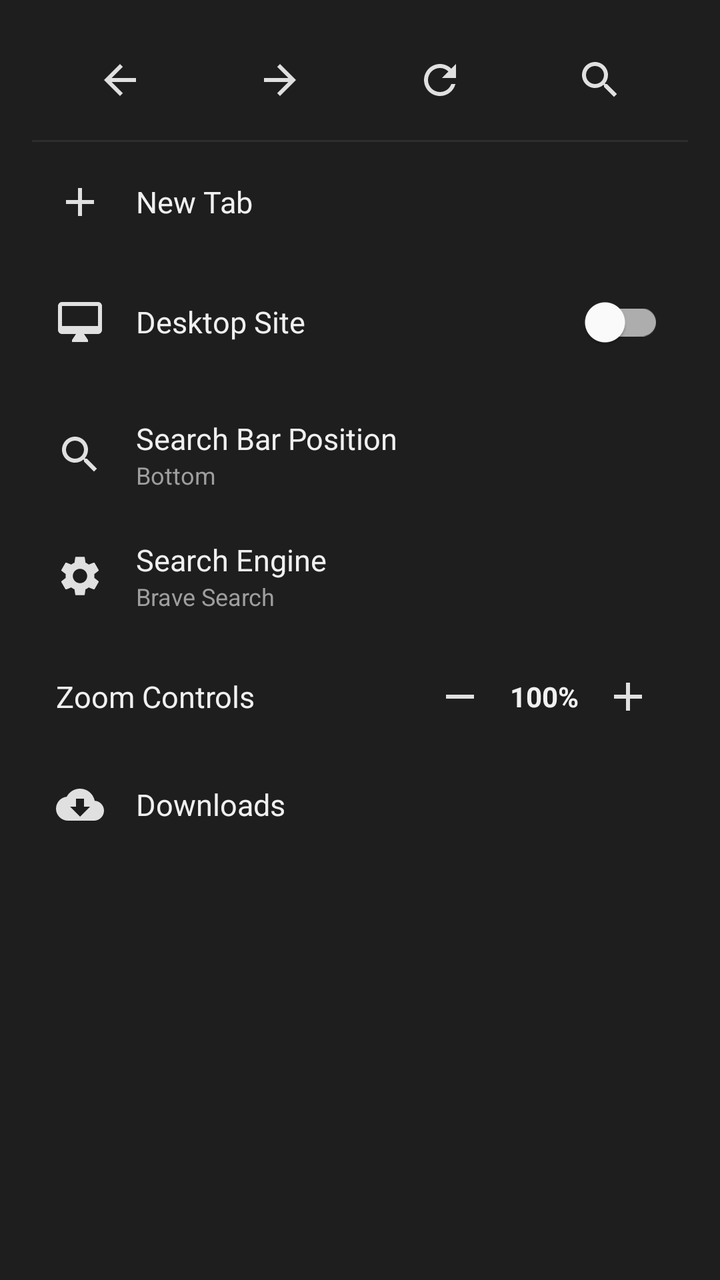
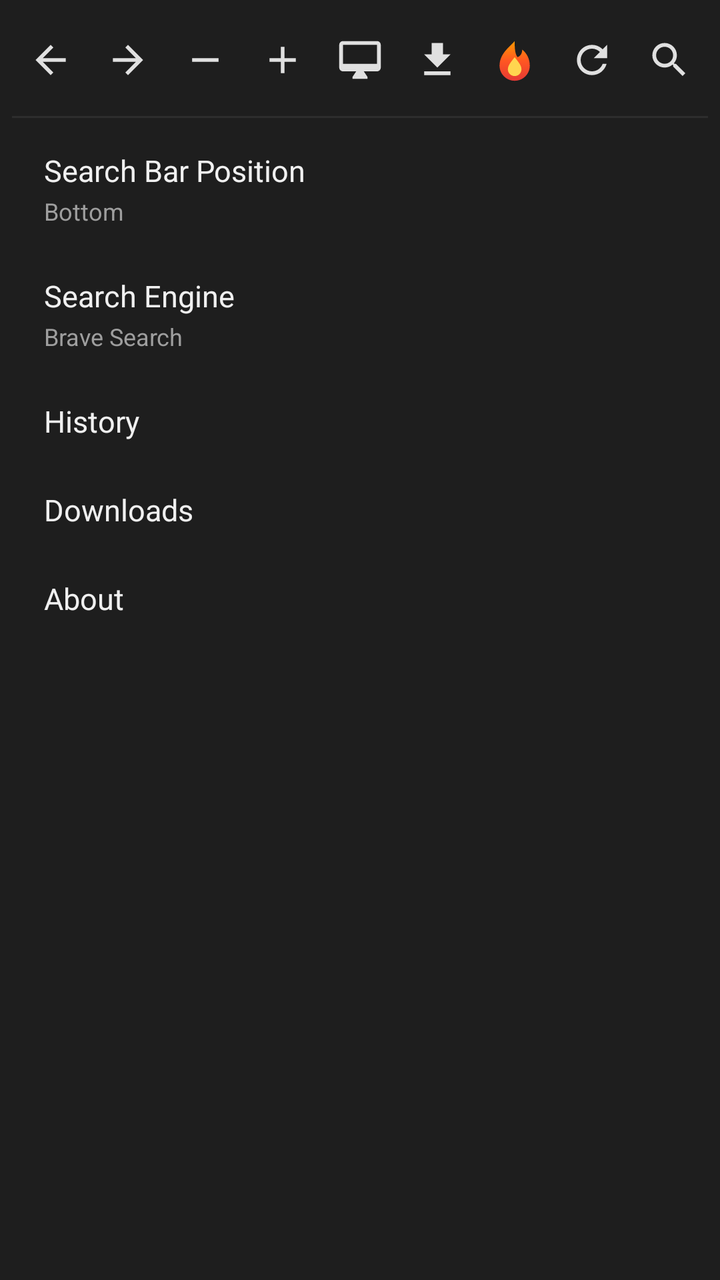

Screens rendered from an Android XML layout before and after an edit, with the pre-edit source and the edit as a unified diff.
<!-- AndroidManifest.xml: application theme Theme.Tuff -->
<!-- res/layout/dialog_menu.xml -->
<?xml version="1.0" encoding="utf-8"?>
<LinearLayout xmlns:android="http://schemas.android.com/apk/res/android"
    xmlns:app="http://schemas.android.com/apk/res-auto"
    android:layout_width="match_parent"
    android:layout_height="wrap_content"
    android:orientation="vertical"
    android:padding="16dp"
    android:background="@color/surface_card">

    
    <LinearLayout
        android:layout_width="match_parent"
        android:layout_height="48dp"
        android:orientation="horizontal"
        android:gravity="center_vertical"
        android:paddingHorizontal="4dp"
        android:layout_marginBottom="6dp">

        <ImageButton
            android:id="@+id/menu_quick_back"
            android:layout_width="0dp"
            android:layout_height="match_parent"
            android:layout_weight="1"
            android:background="?attr/selectableItemBackgroundBorderless"
            android:contentDescription="Back"
            android:src="@drawable/ic_arrow_back" />

        <ImageButton
            android:id="@+id/menu_quick_forward"
            android:layout_width="0dp"
            android:layout_height="match_parent"
            android:layout_weight="1"
            android:background="?attr/selectableItemBackgroundBorderless"
            android:contentDescription="Forward"
            android:src="@drawable/ic_arrow_forward" />

        <ImageButton
            android:id="@+id/menu_quick_refresh"
            android:layout_width="0dp"
            android:layout_height="match_parent"
            android:layout_weight="1"
            android:background="?attr/selectableItemBackgroundBorderless"
            android:contentDescription="Refresh"
            android:src="@drawable/ic_refresh" />

        <ImageButton
            android:id="@+id/menu_quick_find_in_page"
            android:layout_width="0dp"
            android:layout_height="match_parent"
            android:layout_weight="1"
            android:background="?attr/selectableItemBackgroundBorderless"
            android:contentDescription="Search in page"
            android:src="@drawable/ic_search" />

    </LinearLayout>

    <View
        android:layout_width="match_parent"
        android:layout_height="1dp"
        android:background="@color/divider"
        android:layout_marginBottom="6dp" />

    
    <LinearLayout
        android:id="@+id/menu_item_new_tab"
        android:layout_width="match_parent"
        android:layout_height="wrap_content"
        android:orientation="horizontal"
        android:gravity="center_vertical"
        android:padding="12dp"
        android:background="?attr/selectableItemBackground">

        <ImageView
            android:layout_width="24dp"
            android:layout_height="24dp"
            app:tint="@color/icon_tint"
            android:src="@drawable/ic_add" />

        <TextView
            android:layout_width="0dp"
            android:layout_height="wrap_content"
            android:layout_weight="1"
            android:layout_marginStart="16dp"
            android:text="@string/menu_new_tab"
            android:textColor="@color/text_primary"
            android:textSize="15sp" />
    </LinearLayout>

    
    <LinearLayout
        android:id="@+id/menu_item_desktop"
        android:layout_width="match_parent"
        android:layout_height="wrap_content"
        android:orientation="horizontal"
        android:gravity="center_vertical"
        android:padding="12dp"
        android:background="?attr/selectableItemBackground">

        <ImageView
            android:layout_width="24dp"
            android:layout_height="24dp"
            app:tint="@color/icon_tint"
            android:src="@drawable/ic_desktop" />

        <TextView
            android:layout_width="0dp"
            android:layout_height="wrap_content"
            android:layout_weight="1"
            android:layout_marginStart="16dp"
            android:text="@string/menu_desktop_mode"
            android:textColor="@color/text_primary"
            android:textSize="15sp" />

        <com.google.android.material.switchmaterial.SwitchMaterial
            android:id="@+id/switch_desktop_mode"
            android:layout_width="wrap_content"
            android:layout_height="wrap_content" />
    </LinearLayout>

    
    <LinearLayout
        android:id="@+id/menu_item_position"
        android:layout_width="match_parent"
        android:layout_height="wrap_content"
        android:orientation="horizontal"
        android:gravity="center_vertical"
        android:padding="12dp"
        android:background="?attr/selectableItemBackground">

        <ImageView
            android:layout_width="24dp"
            android:layout_height="24dp"
            app:tint="@color/icon_tint"
            android:src="@drawable/ic_search" />

        <LinearLayout
            android:layout_width="0dp"
            android:layout_height="wrap_content"
            android:layout_weight="1"
            android:layout_marginStart="16dp"
            android:orientation="vertical">

            <TextView
                android:layout_width="wrap_content"
                android:layout_height="wrap_content"
                android:text="@string/menu_search_position"
                android:textColor="@color/text_primary"
                android:textSize="15sp" />

            <TextView
                android:id="@+id/tv_current_position"
                android:layout_width="wrap_content"
                android:layout_height="wrap_content"
                android:text="@string/position_bottom"
                android:textColor="@color/text_secondary"
                android:textSize="12sp" />
        </LinearLayout>
    </LinearLayout>

    
    <LinearLayout
        android:id="@+id/menu_item_search_engine"
        android:layout_width="match_parent"
        android:layout_height="wrap_content"
        android:orientation="horizontal"
        android:gravity="center_vertical"
        android:padding="12dp"
        android:background="?attr/selectableItemBackground">

        <ImageView
            android:layout_width="24dp"
            android:layout_height="24dp"
            app:tint="@color/icon_tint"
            android:src="@drawable/ic_custom_search" />

        <LinearLayout
            android:layout_width="0dp"
            android:layout_height="wrap_content"
            android:layout_weight="1"
            android:layout_marginStart="16dp"
            android:orientation="vertical">

            <TextView
                android:layout_width="wrap_content"
                android:layout_height="wrap_content"
                android:text="Search Engine"
                android:textColor="@color/text_primary"
                android:textSize="15sp" />

            <TextView
                android:id="@+id/tv_current_engine"
                android:layout_width="wrap_content"
                android:layout_height="wrap_content"
                android:text="Brave Search"
                android:textColor="@color/text_secondary"
                android:textSize="12sp" />
        </LinearLayout>
    </LinearLayout>

    
    <LinearLayout
        android:layout_width="match_parent"
        android:layout_height="wrap_content"
        android:orientation="horizontal"
        android:gravity="center_vertical"
        android:padding="12dp">

        <TextView
            android:layout_width="0dp"
            android:layout_height="wrap_content"
            android:layout_weight="1"
            android:text="@string/menu_zoom"
            android:textColor="@color/text_primary"
            android:textSize="15sp" />

        <ImageButton
            android:id="@+id/btn_zoom_out"
            android:layout_width="36dp"
            android:layout_height="36dp"
            android:background="?attr/selectableItemBackgroundBorderless"
            app:tint="@color/icon_tint"
            android:src="@drawable/ic_remove"
            android:contentDescription="Zoom Out" />

        <TextView
            android:id="@+id/tv_zoom_level"
            android:layout_width="48dp"
            android:layout_height="wrap_content"
            android:gravity="center"
            android:text="100%"
            android:textColor="@color/text_primary"
            android:textSize="14sp"
            android:textStyle="bold" />

        <ImageButton
            android:id="@+id/btn_zoom_in"
            android:layout_width="36dp"
            android:layout_height="36dp"
            android:background="?attr/selectableItemBackgroundBorderless"
            app:tint="@color/icon_tint"
            android:src="@drawable/ic_add"
            android:contentDescription="Zoom In" />
    </LinearLayout>

    
    <LinearLayout
        android:id="@+id/menu_item_downloads"
        android:layout_width="match_parent"
        android:layout_height="wrap_content"
        android:orientation="horizontal"
        android:gravity="center_vertical"
        android:padding="12dp"
        android:background="?attr/selectableItemBackground">

        <ImageView
            android:layout_width="24dp"
            android:layout_height="24dp"
            app:tint="@color/icon_tint"
            android:src="@drawable/ic_download" />

        <TextView
            android:layout_width="0dp"
            android:layout_height="wrap_content"
            android:layout_weight="1"
            android:layout_marginStart="16dp"
            android:text="@string/menu_downloads"
            android:textColor="@color/text_primary"
            android:textSize="15sp" />
    </LinearLayout>

</LinearLayout>
<!-- resources referenced by this layout -->
<resources>
  <color name="divider">#2D2D2D</color>
  <color name="icon_tint">#E0E0E0</color>
  <color name="surface_card">#1E1E1E</color>
  <color name="text_primary">#F0F0F0</color>
  <color name="text_secondary">#9E9E9E</color>
  <!-- drawable ic_add (drawable) -->
  <vector xmlns:android="http://schemas.android.com/apk/res/android"
      android:width="24dp"
      android:height="24dp"
      android:viewportWidth="24"
      android:viewportHeight="24">
      <path
          android:fillColor="@color/icon_tint"
          android:pathData="M19,13h-6v6h-2v-6H5v-2h6V5h2v6h6v2z" />
  </vector>
  <!-- drawable ic_arrow_forward (drawable) -->
  <vector xmlns:android="http://schemas.android.com/apk/res/android"
      android:width="24dp"
      android:height="24dp"
      android:viewportWidth="24"
      android:viewportHeight="24">
      <path
          android:fillColor="@color/icon_tint"
          android:pathData="M12,4l-1.41,1.41L16.17,11H4v2h12.17l-5.58,5.59L12,20l8,-8z" />
  </vector>
  <!-- drawable ic_custom_search (drawable) -->
  <vector xmlns:android="http://schemas.android.com/apk/res/android"
      android:width="24dp"
      android:height="24dp"
      android:viewportWidth="24"
      android:viewportHeight="24">
      <path
          android:fillColor="@color/icon_tint"
          android:pathData="M19.14,12.94c0.04,-0.3 0.06,-0.61 0.06,-0.94 0,-0.32 -0.02,-0.64 -0.07,-0.94l2.03,-1.58c0.18,-0.14 0.23,-0.41 0.12,-0.61l-1.92,-3.32c-0.12,-0.22 -0.37,-0.29 -0.59,-0.22l-2.39,0.96c-0.5,-0.38 -1.03,-0.7 -1.62,-0.94l-0.36,-2.54c-0.04,-0.24 -0.24,-0.41 -0.48,-0.41h-3.84c-0.24,0 -0.43,0.17 -0.47,0.41l-0.36,2.54c-0.59,0.24 -1.13,0.56 -1.62,0.94l-2.39,-0.96c-0.22,-0.08 -0.47,0 -0.59,0.22L2.74,8.87c-0.12,0.21 -0.08,0.47 0.12,0.61l2.03,1.58c-0.05,0.3 -0.09,0.63 -0.09,0.94s0.02,0.64 0.07,0.94l-2.03,1.58c-0.18,0.14 -0.23,0.41 -0.12,0.61l1.92,3.32c0.12,0.22 0.37,0.29 0.59,0.22l2.39,-0.96c0.5,0.38 1.03,0.7 1.62,0.94l0.36,2.54c0.05,0.24 0.24,0.41 0.48,0.41h3.84c0.24,0 0.44,-0.17 0.47,-0.41l0.36,-2.54c0.59,-0.24 1.13,-0.56 1.62,-0.94l2.39,0.96c0.22,0.08 0.47,0 0.59,-0.22l1.92,-3.32c0.12,-0.22 0.07,-0.47 -0.12,-0.61l-2.01,-1.58zM12,15.6c-1.98,0 -3.6,-1.62 -3.6,-3.6s1.62,-3.6 3.6,-3.6 3.6,1.62 3.6,3.6 -1.62,3.6 -3.6,3.6z" />
  </vector>
  <!-- drawable ic_download (drawable) -->
  <vector xmlns:android="http://schemas.android.com/apk/res/android"
      android:width="24dp"
      android:height="24dp"
      android:viewportWidth="24"
      android:viewportHeight="24">
      <path
          android:fillColor="@color/icon_tint"
          android:pathData="M19.35,10.04C18.67,6.59 15.64,4 12,4 9.11,4 6.6,5.64 5.35,8.04 2.34,8.36 0,10.91 0,14c0,3.31 2.69,6 6,6h13c2.76,0 5,-2.24 5,-5 0,-2.64 -2.05,-4.78 -4.65,-4.96zM17,13l-5,5 -5,-5h3V9h4v4h3z" />
  </vector>
  <!-- drawable ic_remove (drawable) -->
  <vector xmlns:android="http://schemas.android.com/apk/res/android"
      android:width="24dp"
      android:height="24dp"
      android:viewportWidth="24"
      android:viewportHeight="24">
      <path
          android:fillColor="@color/icon_tint"
          android:pathData="M19,13H5v-2h14v2z" />
  </vector>
  <string name="menu_desktop_mode">Desktop Site</string>
  <string name="menu_downloads">Downloads</string>
  <string name="menu_new_tab">New Tab</string>
  <string name="menu_search_position">Search Bar Position</string>
  <string name="menu_zoom">Zoom Controls</string>
  <string name="position_bottom">Bottom</string>
  <color name="primary">#1E1E1E</color>
  <color name="primary_dark">#121212</color>
  <color name="accent">#FF5722</color>
  <color name="background_dark">#121212</color>
  <style name="Theme.Tuff.BottomSheetModal" parent="Widget.MaterialComponents.BottomSheet.Modal">
          <item name="backgroundTint">@color/surface_card</item>
      </style>
  <!-- unchanged entries left out for length: 6 -->
</resources>

<!-- the commit's change to res/layout/dialog_menu.xml (unified diff, before → after) -->
@@ -4,16 +4,18 @@
     android:layout_width="match_parent"
     android:layout_height="wrap_content"
     android:orientation="vertical"
-    android:padding="16dp"
+    android:paddingStart="6dp"
+    android:paddingEnd="6dp"
+    android:paddingTop="8dp"
+    android:paddingBottom="12dp"
     android:background="@color/surface_card">
 
     
     <LinearLayout
         android:layout_width="match_parent"
-        android:layout_height="48dp"
-        android:orientation="horizontal"
-        android:gravity="center_vertical"
-        android:paddingHorizontal="4dp"
+        android:layout_height="44dp"
+        android:orientation="horizontal"
+        android:gravity="center_vertical"
         android:layout_marginBottom="6dp">
 
         <ImageButton
@@ -21,6 +23,8 @@
             android:layout_width="0dp"
             android:layout_height="match_parent"
             android:layout_weight="1"
+            android:padding="8dp"
+            android:scaleType="centerInside"
             android:background="?attr/selectableItemBackgroundBorderless"
             android:contentDescription="Back"
             android:src="@drawable/ic_arrow_back" />
@@ -30,15 +34,74 @@
             android:layout_width="0dp"
             android:layout_height="match_parent"
             android:layout_weight="1"
+            android:padding="8dp"
+            android:scaleType="centerInside"
             android:background="?attr/selectableItemBackgroundBorderless"
             android:contentDescription="Forward"
             android:src="@drawable/ic_arrow_forward" />
 
         <ImageButton
+            android:id="@+id/menu_quick_zoom_out"
+            android:layout_width="0dp"
+            android:layout_height="match_parent"
+            android:layout_weight="1"
+            android:padding="8dp"
+            android:scaleType="centerInside"
+            android:background="?attr/selectableItemBackgroundBorderless"
+            android:contentDescription="Zoom Out"
+            android:src="@drawable/ic_remove" />
+
+        <ImageButton
+            android:id="@+id/menu_quick_zoom_in"
+            android:layout_width="0dp"
+            android:layout_height="match_parent"
+            android:layout_weight="1"
+            android:padding="8dp"
+            android:scaleType="centerInside"
+            android:background="?attr/selectableItemBackgroundBorderless"
+            android:contentDescription="Zoom In"
+            android:src="@drawable/ic_add" />
+
+        <ImageButton
+            android:id="@+id/menu_quick_desktop"
+            android:layout_width="0dp"
+            android:layout_height="match_parent"
+            android:layout_weight="1"
+            android:padding="8dp"
+            android:scaleType="centerInside"
+            android:background="?attr/selectableItemBackgroundBorderless"
+            android:contentDescription="Desktop Site"
+            android:src="@drawable/ic_desktop" />
+
+        <ImageButton
+            android:id="@+id/menu_quick_download_page"
+            android:layout_width="0dp"
+            android:layout_height="match_parent"
+            android:layout_weight="1"
+            android:padding="8dp"
+            android:scaleType="centerInside"
+            android:background="?attr/selectableItemBackgroundBorderless"
+            android:contentDescription="Download page"
+            android:src="@drawable/ic_download" />
+
+        <ImageButton
+            android:id="@+id/menu_quick_fire"
+            android:layout_width="0dp"
+            android:layout_height="match_parent"
+            android:layout_weight="1"
+            android:padding="8dp"
+            android:scaleType="centerInside"
+            android:background="?attr/selectableItemBackgroundBorderless"
+            android:contentDescription="Clear all data"
+            android:src="@drawable/ic_fire" />
+
+        <ImageButton
             android:id="@+id/menu_quick_refresh"
             android:layout_width="0dp"
             android:layout_height="match_parent"
             android:layout_weight="1"
+            android:padding="8dp"
+            android:scaleType="centerInside"
             android:background="?attr/selectableItemBackgroundBorderless"
             android:contentDescription="Refresh"
             android:src="@drawable/ic_refresh" />
@@ -48,6 +111,8 @@
             android:layout_width="0dp"
             android:layout_height="match_parent"
             android:layout_weight="1"
+            android:padding="8dp"
+            android:scaleType="centerInside"
             android:background="?attr/selectableItemBackgroundBorderless"
             android:contentDescription="Search in page"
             android:src="@drawable/ic_search" />
@@ -58,103 +123,34 @@
         android:layout_width="match_parent"
         android:layout_height="1dp"
         android:background="@color/divider"
-        android:layout_marginBottom="6dp" />
-
-    
-    <LinearLayout
-        android:id="@+id/menu_item_new_tab"
-        android:layout_width="match_parent"
-        android:layout_height="wrap_content"
-        android:orientation="horizontal"
-        android:gravity="center_vertical"
-        android:padding="12dp"
-        android:background="?attr/selectableItemBackground">
-
-        <ImageView
-            android:layout_width="24dp"
-            android:layout_height="24dp"
-            app:tint="@color/icon_tint"
-            android:src="@drawable/ic_add" />
-
-        <TextView
-            android:layout_width="0dp"
-            android:layout_height="wrap_content"
-            android:layout_weight="1"
-            android:layout_marginStart="16dp"
-            android:text="@string/menu_new_tab"
-            android:textColor="@color/text_primary"
-            android:textSize="15sp" />
-    </LinearLayout>
-
-    
-    <LinearLayout
-        android:id="@+id/menu_item_desktop"
-        android:layout_width="match_parent"
-        android:layout_height="wrap_content"
-        android:orientation="horizontal"
-        android:gravity="center_vertical"
-        android:padding="12dp"
-        android:background="?attr/selectableItemBackground">
-
-        <ImageView
-            android:layout_width="24dp"
-            android:layout_height="24dp"
-            app:tint="@color/icon_tint"
-            android:src="@drawable/ic_desktop" />
-
-        <TextView
-            android:layout_width="0dp"
-            android:layout_height="wrap_content"
-            android:layout_weight="1"
-            android:layout_marginStart="16dp"
-            android:text="@string/menu_desktop_mode"
-            android:textColor="@color/text_primary"
-            android:textSize="15sp" />
-
-        <com.google.android.material.switchmaterial.SwitchMaterial
-            android:id="@+id/switch_desktop_mode"
-            android:layout_width="wrap_content"
-            android:layout_height="wrap_content" />
-    </LinearLayout>
+        android:layout_marginBottom="4dp" />
 
     
     <LinearLayout
         android:id="@+id/menu_item_position"
         android:layout_width="match_parent"
         android:layout_height="wrap_content"
-        android:orientation="horizontal"
-        android:gravity="center_vertical"
-        android:padding="12dp"
-        android:background="?attr/selectableItemBackground">
-
-        <ImageView
-            android:layout_width="24dp"
-            android:layout_height="24dp"
-            app:tint="@color/icon_tint"
-            android:src="@drawable/ic_search" />
-
-        <LinearLayout
-            android:layout_width="0dp"
-            android:layout_height="wrap_content"
-            android:layout_weight="1"
-            android:layout_marginStart="16dp"
-            android:orientation="vertical">
-
-            <TextView
-                android:layout_width="wrap_content"
-                android:layout_height="wrap_content"
-                android:text="@string/menu_search_position"
-                android:textColor="@color/text_primary"
-                android:textSize="15sp" />
-
-            <TextView
-                android:id="@+id/tv_current_position"
-                android:layout_width="wrap_content"
-                android:layout_height="wrap_content"
-                android:text="@string/position_bottom"
-                android:textColor="@color/text_secondary"
-                android:textSize="12sp" />
-        </LinearLayout>
+        android:orientation="vertical"
+        android:paddingStart="16dp"
+        android:paddingEnd="16dp"
+        android:paddingVertical="12dp"
+        android:background="?attr/selectableItemBackground">
+
+        <TextView
+            android:layout_width="wrap_content"
+            android:layout_height="wrap_content"
+            android:text="@string/menu_search_position"
+            android:textColor="@color/text_primary"
+            android:textSize="15sp" />
+
+        <TextView
+            android:id="@+id/tv_current_position"
+            android:layout_width="wrap_content"
+            android:layout_height="wrap_content"
+            android:layout_marginTop="2dp"
+            android:text="@string/position_bottom"
+            android:textColor="@color/text_secondary"
+            android:textSize="12sp" />
     </LinearLayout>
 
     
@@ -162,84 +158,48 @@
         android:id="@+id/menu_item_search_engine"
         android:layout_width="match_parent"
         android:layout_height="wrap_content"
-        android:orientation="horizontal"
-        android:gravity="center_vertical"
-        android:padding="12dp"
-        android:background="?attr/selectableItemBackground">
-
-        <ImageView
-            android:layout_width="24dp"
-            android:layout_height="24dp"
-            app:tint="@color/icon_tint"
-            android:src="@drawable/ic_custom_search" />
-
-        <LinearLayout
-            android:layout_width="0dp"
-            android:layout_height="wrap_content"
-            android:layout_weight="1"
-            android:layout_marginStart="16dp"
-            android:orientation="vertical">
-
-            <TextView
-                android:layout_width="wrap_content"
-                android:layout_height="wrap_content"
-                android:text="Search Engine"
-                android:textColor="@color/text_primary"
-                android:textSize="15sp" />
-
-            <TextView
-                android:id="@+id/tv_current_engine"
-                android:layout_width="wrap_content"
-                android:layout_height="wrap_content"
-                android:text="Brave Search"
-                android:textColor="@color/text_secondary"
-                android:textSize="12sp" />
-        </LinearLayout>
-    </LinearLayout>
-
-    
-    <LinearLayout
-        android:layout_width="match_parent"
-        android:layout_height="wrap_content"
-        android:orientation="horizontal"
-        android:gravity="center_vertical"
-        android:padding="12dp">
-
-        <TextView
-            android:layout_width="0dp"
-            android:layout_height="wrap_content"
-            android:layout_weight="1"
-            android:text="@string/menu_zoom"
-            android:textColor="@color/text_primary"
-            android:textSize="15sp" />
-
-        <ImageButton
-            android:id="@+id/btn_zoom_out"
-            android:layout_width="36dp"
-            android:layout_height="36dp"
-            android:background="?attr/selectableItemBackgroundBorderless"
-            app:tint="@color/icon_tint"
-            android:src="@drawable/ic_remove"
-            android:contentDescription="Zoom Out" />
-
-        <TextView
-            android:id="@+id/tv_zoom_level"
-            android:layout_width="48dp"
-            android:layout_height="wrap_content"
-            android:gravity="center"
-            android:text="100%"
-            android:textColor="@color/text_primary"
-            android:textSize="14sp"
-            android:textStyle="bold" />
-
-        <ImageButton
-            android:id="@+id/btn_zoom_in"
-            android:layout_width="36dp"
-            android:layout_height="36dp"
-            android:background="?attr/selectableItemBackgroundBorderless"
-            app:tint="@color/icon_tint"
-            android:src="@drawable/ic_add"
-            android:contentDescription="Zoom In" />
+        android:orientation="vertical"
+        android:paddingStart="16dp"
+        android:paddingEnd="16dp"
+        android:paddingVertical="12dp"
+        android:background="?attr/selectableItemBackground">
+
+        <TextView
+            android:layout_width="wrap_content"
+            android:layout_height="wrap_content"
+            android:text="Search Engine"
+            android:textColor="@color/text_primary"
+            android:textSize="15sp" />
+
+        <TextView
+            android:id="@+id/tv_current_engine"
+            android:layout_width="wrap_content"
+            android:layout_height="wrap_content"
+            android:layout_marginTop="2dp"
+            android:text="Brave Search"
+            android:textColor="@color/text_secondary"
+            android:textSize="12sp" />
+    </LinearLayout>
+
+    
+    <LinearLayout
+        android:id="@+id/menu_item_history"
+        android:layout_width="match_parent"
+        android:layout_height="wrap_content"
+        android:orientation="horizontal"
+        android:gravity="center_vertical"
+        android:paddingStart="16dp"
+        android:paddingEnd="16dp"
+        android:paddingVertical="12dp"
+        android:background="?attr/selectableItemBackground">
+
+        <TextView
+            android:layout_width="0dp"
+            android:layout_height="wrap_content"
+            android:layout_weight="1"
+            android:text="History"
+            android:textColor="@color/text_primary"
+            android:textSize="15sp" />
     </LinearLayout>
 
     
@@ -249,23 +209,39 @@
         android:layout_height="wrap_content"
         android:orientation="horizontal"
         android:gravity="center_vertical"
-        android:padding="12dp"
-        android:background="?attr/selectableItemBackground">
-
-        <ImageView
-            android:layout_width="24dp"
-            android:layout_height="24dp"
-            app:tint="@color/icon_tint"
-            android:src="@drawable/ic_download" />
-
-        <TextView
-            android:layout_width="0dp"
-            android:layout_height="wrap_content"
-            android:layout_weight="1"
-            android:layout_marginStart="16dp"
+        android:paddingStart="16dp"
+        android:paddingEnd="16dp"
+        android:paddingVertical="12dp"
+        android:background="?attr/selectableItemBackground">
+
+        <TextView
+            android:layout_width="0dp"
+            android:layout_height="wrap_content"
+            android:layout_weight="1"
             android:text="@string/menu_downloads"
             android:textColor="@color/text_primary"
             android:textSize="15sp" />
     </LinearLayout>
 
+    
+    <LinearLayout
+        android:id="@+id/menu_item_about"
+        android:layout_width="match_parent"
+        android:layout_height="wrap_content"
+        android:orientation="horizontal"
+        android:gravity="center_vertical"
+        android:paddingStart="16dp"
+        android:paddingEnd="16dp"
+        android:paddingVertical="12dp"
+        android:background="?attr/selectableItemBackground">
+
+        <TextView
+            android:layout_width="0dp"
+            android:layout_height="wrap_content"
+            android:layout_weight="1"
+            android:text="About"
+            android:textColor="@color/text_primary"
+            android:textSize="15sp" />
+    </LinearLayout>
+
 </LinearLayout>
<!-- resource entries referenced after the edit -->
@@ -25,16 +25,6 @@
           android:fillColor="@color/icon_tint"
           android:pathData="M12,4l-1.41,1.41L16.17,11H4v2h12.17l-5.58,5.59L12,20l8,-8z" />
   </vector>
-  <!-- drawable ic_custom_search (drawable) -->
-  <vector xmlns:android="http://schemas.android.com/apk/res/android"
-      android:width="24dp"
-      android:height="24dp"
-      android:viewportWidth="24"
-      android:viewportHeight="24">
-      <path
-          android:fillColor="@color/icon_tint"
-          android:pathData="M19.14,12.94c0.04,-0.3 0.06,-0.61 0.06,-0.94 0,-0.32 -0.02,-0.64 -0.07,-0.94l2.03,-1.58c0.18,-0.14 0.23,-0.41 0.12,-0.61l-1.92,-3.32c-0.12,-0.22 -0.37,-0.29 -0.59,-0.22l-2.39,0.96c-0.5,-0.38 -1.03,-0.7 -1.62,-0.94l-0.36,-2.54c-0.04,-0.24 -0.24,-0.41 -0.48,-0.41h-3.84c-0.24,0 -0.43,0.17 -0.47,0.41l-0.36,2.54c-0.59,0.24 -1.13,0.56 -1.62,0.94l-2.39,-0.96c-0.22,-0.08 -0.47,0 -0.59,0.22L2.74,8.87c-0.12,0.21 -0.08,0.47 0.12,0.61l2.03,1.58c-0.05,0.3 -0.09,0.63 -0.09,0.94s0.02,0.64 0.07,0.94l-2.03,1.58c-0.18,0.14 -0.23,0.41 -0.12,0.61l1.92,3.32c0.12,0.22 0.37,0.29 0.59,0.22l2.39,-0.96c0.5,0.38 1.03,0.7 1.62,0.94l0.36,2.54c0.05,0.24 0.24,0.41 0.48,0.41h3.84c0.24,0 0.44,-0.17 0.47,-0.41l0.36,-2.54c0.59,-0.24 1.13,-0.56 1.62,-0.94l2.39,0.96c0.22,0.08 0.47,0 0.59,-0.22l1.92,-3.32c0.12,-0.22 0.07,-0.47 -0.12,-0.61l-2.01,-1.58zM12,15.6c-1.98,0 -3.6,-1.62 -3.6,-3.6s1.62,-3.6 3.6,-3.6 3.6,1.62 3.6,3.6 -1.62,3.6 -3.6,3.6z" />
-  </vector>
   <!-- drawable ic_download (drawable) -->
   <vector xmlns:android="http://schemas.android.com/apk/res/android"
       android:width="24dp"
@@ -43,7 +33,35 @@
       android:viewportHeight="24">
       <path
           android:fillColor="@color/icon_tint"
-          android:pathData="M19.35,10.04C18.67,6.59 15.64,4 12,4 9.11,4 6.6,5.64 5.35,8.04 2.34,8.36 0,10.91 0,14c0,3.31 2.69,6 6,6h13c2.76,0 5,-2.24 5,-5 0,-2.64 -2.05,-4.78 -4.65,-4.96zM17,13l-5,5 -5,-5h3V9h4v4h3z" />
+          android:pathData="M19,9h-4V3H9v6H5l7,7 7,-7zM5,18v2h14v-2H5z" />
+  </vector>
+  <!-- drawable ic_fire (drawable) -->
+  <vector xmlns:android="http://schemas.android.com/apk/res/android"
+      xmlns:aapt="http://schemas.android.com/aapt"
+      android:width="24dp"
+      android:height="24dp"
+      android:viewportWidth="24"
+      android:viewportHeight="24">
+      
+      <path
+          android:pathData="M12,23c-4.42,0 -8,-3.58 -8,-8 0,-6.5 5.5,-10 8,-13 0,3 0,6.5 1.5,8.5 1.5,-0.5 2.5,-2 2.5,-4 2.5,2 4,5 4,8.5 0,4.42 -3.58,8 -8,8z">
+          <aapt:attr name="android:fillColor">
+              <gradient
+                  android:type="linear"
+                  android:startX="12"
+                  android:startY="23"
+                  android:endX="12"
+                  android:endY="2">
+                  <item android:offset="0.0" android:color="#FFE53935" />
+                  <item android:offset="0.5" android:color="#FFFF5722" />
+                  <item android:offset="1.0" android:color="#FFFF9800" />
+              </gradient>
+          </aapt:attr>
+      </path>
+      
+      <path
+          android:fillColor="#FFFFD54F"
+          android:pathData="M12,20.5c-2,0 -3.6,-1.6 -3.6,-3.6 0,-2.3 2.3,-4.6 3.6,-6.4 1.3,1.8 3.6,4.1 3.6,6.4 0,2 -1.6,3.6 -3.6,3.6z" />
   </vector>
   <!-- drawable ic_remove (drawable) -->
   <vector xmlns:android="http://schemas.android.com/apk/res/android"
@@ -55,11 +73,8 @@
           android:fillColor="@color/icon_tint"
           android:pathData="M19,13H5v-2h14v2z" />
   </vector>
-  <string name="menu_desktop_mode">Desktop Site</string>
   <string name="menu_downloads">Downloads</string>
-  <string name="menu_new_tab">New Tab</string>
   <string name="menu_search_position">Search Bar Position</string>
-  <string name="menu_zoom">Zoom Controls</string>
   <string name="position_bottom">Bottom</string>
   <color name="primary">#1E1E1E</color>
   <color name="primary_dark">#121212</color>
